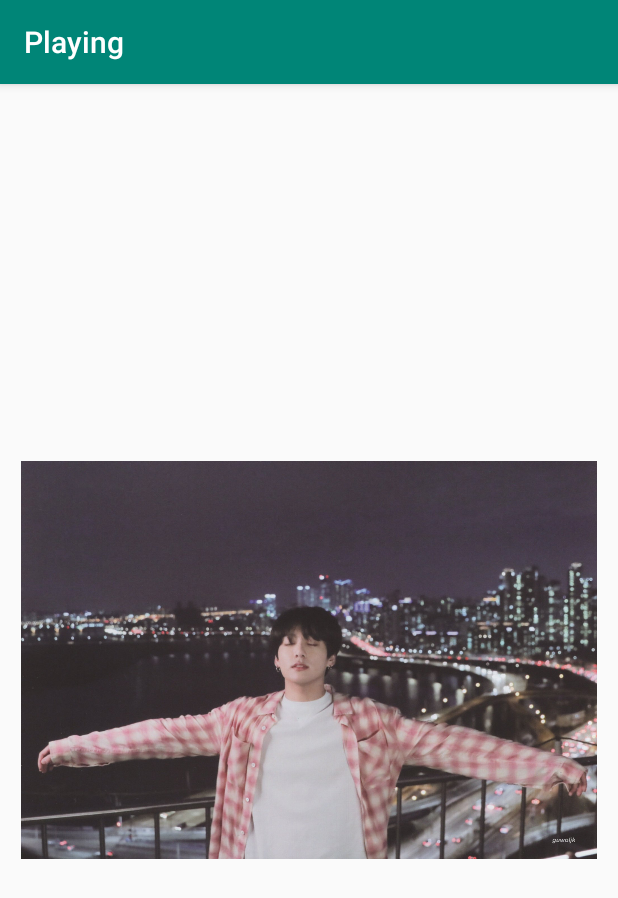
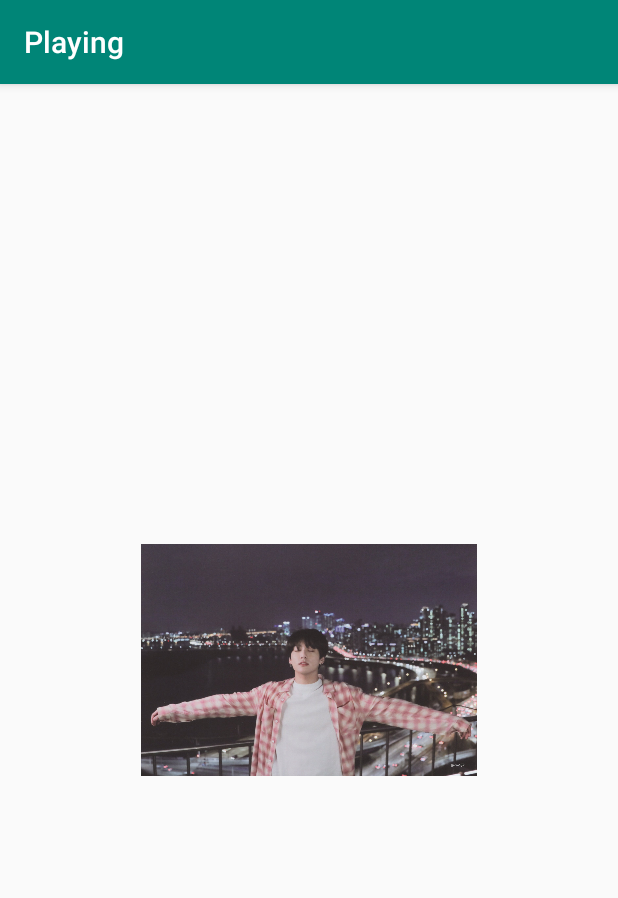
Before and after one commit to SukandaChanawt1999/Playing, an Android app: the screen it shows after launch (MainActivity), on a phone screen of 412 x 824 dp. Shown: the top 898 px of the screen. Run offline under Robolectric (Android 15) with nearby library versions, the phone set to English and light mode, and no system bars.

Commit message:
5.Positioning Widgets

```diff
--- a/app/src/main/res/layout/activity_main.xml
+++ b/app/src/main/res/layout/activity_main.xml
@@ -8,14 +8,8 @@
 
     <ImageView
         android:id="@+id/imageView"
-        android:layout_width="384dp"
-        android:layout_height="480dp"
-        android:layout_marginStart="16dp"
-        android:layout_marginLeft="16dp"
-        android:layout_marginTop="16dp"
-        android:layout_marginEnd="16dp"
-        android:layout_marginRight="16dp"
-        android:layout_marginBottom="16dp"
+        android:layout_width="224dp"
+        android:layout_height="224dp"
         app:layout_constraintBottom_toBottomOf="parent"
         app:layout_constraintEnd_toEndOf="parent"
         app:layout_constraintStart_toStartOf="parent"
```
